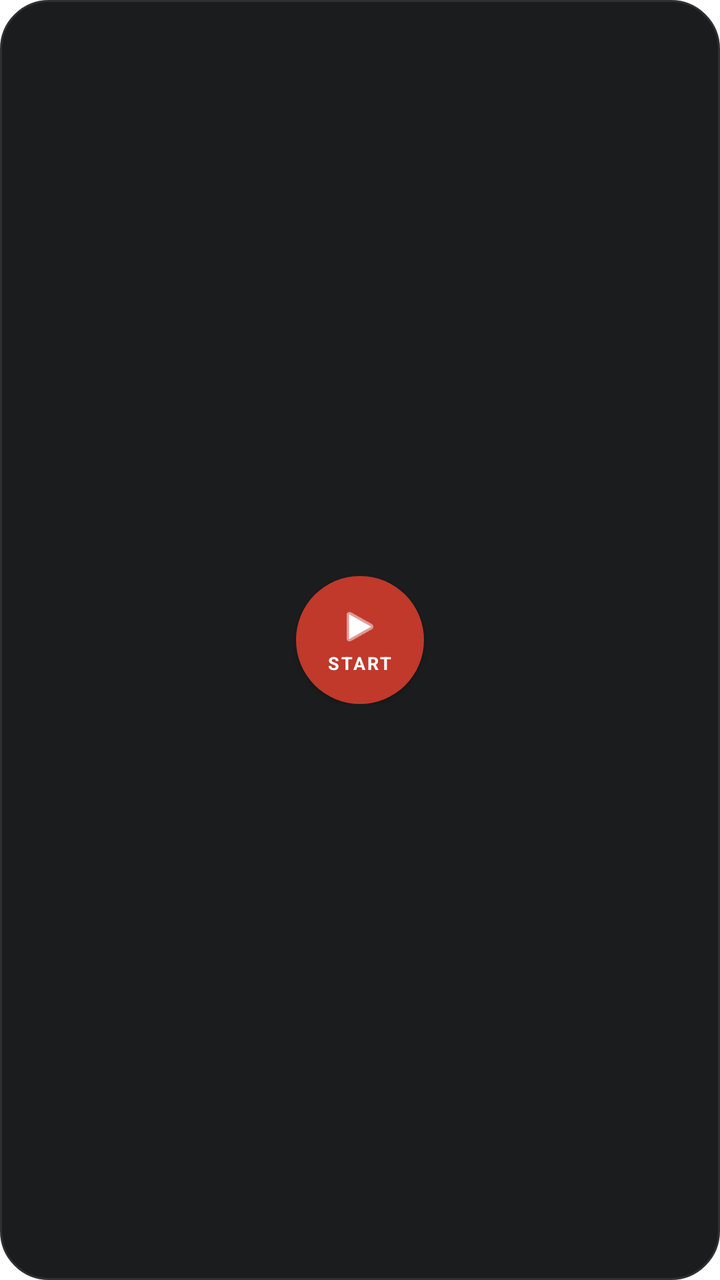
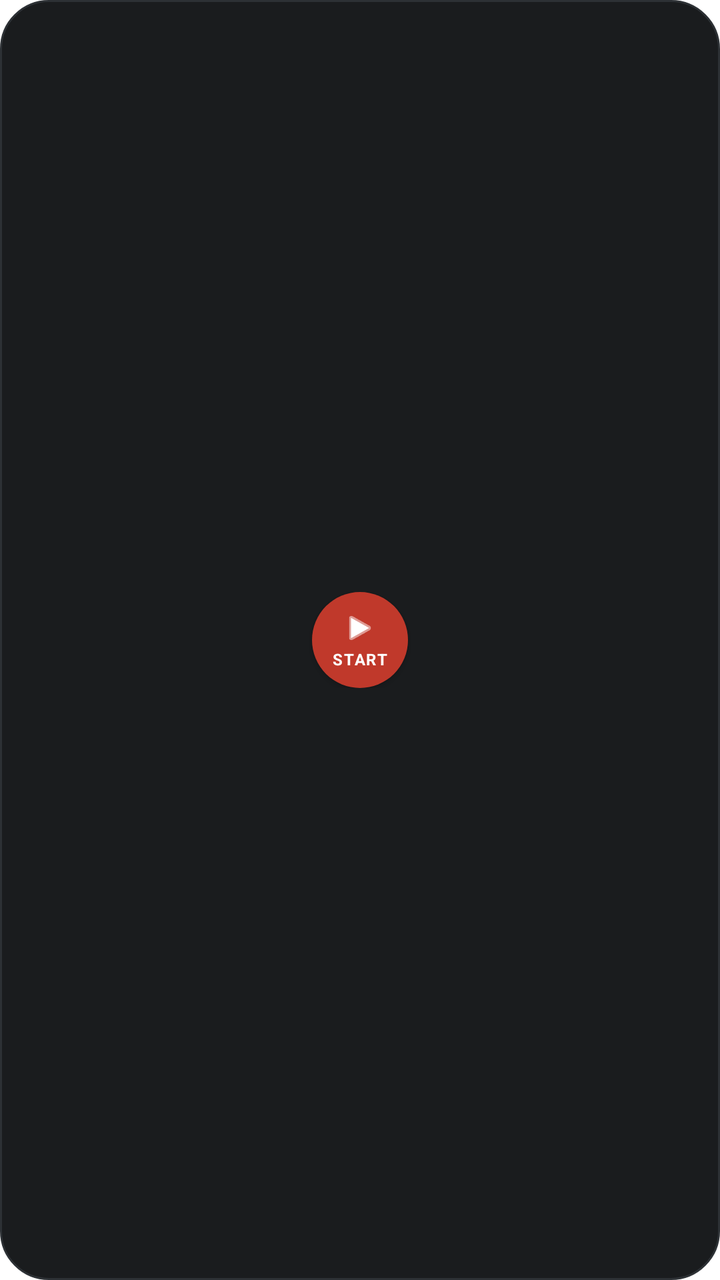

Before-and-after screenshots of an Android layout around one commit, followed by the original layout XML and the change that was made.
<!-- AndroidManifest.xml: fallback theme Theme.MaterialComponents.DayNight.NoActionBar -->
<!-- res/layout/widget_layout.xml -->
<?xml version="1.0" encoding="utf-8"?>
<LinearLayout xmlns:android="http://schemas.android.com/apk/res/android"
    android:id="@+id/widget_root"
    android:layout_width="match_parent"
    android:layout_height="match_parent"
    android:orientation="vertical"
    android:background="@drawable/widget_bg"
    android:gravity="center"
    android:padding="8dp">

    
    <LinearLayout
        android:id="@+id/widget_idle_state"
        android:layout_width="match_parent"
        android:layout_height="wrap_content"
        android:orientation="vertical"
        android:gravity="center">

        
        <FrameLayout
            android:id="@+id/btn_start_commute"
            android:layout_width="64dp"
            android:layout_height="64dp"
            android:background="@drawable/widget_btn_record"
            android:elevation="2dp">

            <LinearLayout
                android:layout_width="match_parent"
                android:layout_height="match_parent"
                android:orientation="vertical"
                android:gravity="center">

                <ImageView
                    android:layout_width="22dp"
                    android:layout_height="22dp"
                    android:src="@android:drawable/ic_media_play"
                    android:tint="#FFFFFF" />

                <TextView
                    android:layout_width="wrap_content"
                    android:layout_height="wrap_content"
                    android:text="START"
                    android:textColor="#FFFFFF"
                    android:textSize="9sp"
                    android:textStyle="bold"
                    android:letterSpacing="0.1"
                    android:layout_marginTop="1dp" />
            </LinearLayout>
        </FrameLayout>
    </LinearLayout>

    
    <LinearLayout
        android:id="@+id/widget_active_state"
        android:layout_width="match_parent"
        android:layout_height="wrap_content"
        android:orientation="vertical"
        android:gravity="center"
        android:visibility="gone">

        
        <LinearLayout
            android:layout_width="match_parent"
            android:layout_height="wrap_content"
            android:orientation="horizontal"
            android:gravity="center"
            android:layout_marginBottom="8dp">

            <LinearLayout
                android:layout_width="0dp"
                android:layout_height="wrap_content"
                android:layout_weight="1"
                android:orientation="vertical"
                android:gravity="center">
                <TextView
                    android:layout_width="wrap_content"
                    android:layout_height="wrap_content"
                    android:text="DIST"
                    android:textColor="#9A9AAA"
                    android:textSize="8sp"
                    android:textStyle="bold"
                    android:letterSpacing="0.08" />
                <TextView
                    android:id="@+id/widget_distance"
                    android:layout_width="wrap_content"
                    android:layout_height="wrap_content"
                    android:text="--"
                    android:textColor="#5EED9E"
                    android:textSize="15sp"
                    android:textStyle="bold" />
            </LinearLayout>

            <LinearLayout
                android:layout_width="0dp"
                android:layout_height="wrap_content"
                android:layout_weight="1"
                android:orientation="vertical"
                android:gravity="center">
                <TextView
                    android:layout_width="wrap_content"
                    android:layout_height="wrap_content"
                    android:text="TIME"
                    android:textColor="#9A9AAA"
                    android:textSize="8sp"
                    android:textStyle="bold"
                    android:letterSpacing="0.08" />
                <TextView
                    android:id="@+id/widget_duration"
                    android:layout_width="wrap_content"
                    android:layout_height="wrap_content"
                    android:text="--"
                    android:textColor="#8AABCF"
                    android:textSize="15sp"
                    android:textStyle="bold" />
            </LinearLayout>
        </LinearLayout>

        
        <LinearLayout
            android:layout_width="match_parent"
            android:layout_height="wrap_content"
            android:orientation="horizontal"
            android:gravity="center">

            <LinearLayout
                android:id="@+id/btn_pause_commute"
                android:layout_width="48dp"
                android:layout_height="48dp"
                android:orientation="vertical"
                android:gravity="center"
                android:background="@drawable/widget_btn_pause"
                android:layout_marginEnd="12dp"
                android:elevation="2dp">

                <ImageView
                    android:layout_width="18dp"
                    android:layout_height="18dp"
                    android:src="@android:drawable/ic_media_pause"
                    android:tint="#FFFFFF" />
            </LinearLayout>

            <LinearLayout
                android:id="@+id/btn_stop_commute"
                android:layout_width="48dp"
                android:layout_height="48dp"
                android:orientation="vertical"
                android:gravity="center"
                android:background="@drawable/widget_btn_record"
                android:elevation="2dp">

                <ImageView
                    android:layout_width="18dp"
                    android:layout_height="18dp"
                    android:src="@android:drawable/ic_media_ff"
                    android:tint="#FFFFFF" />
            </LinearLayout>

        </LinearLayout>
    </LinearLayout>
</LinearLayout>
<!-- resources referenced by this layout -->
<resources>
  <!-- drawable widget_bg (drawable) -->
  <?xml version="1.0" encoding="utf-8"?>
  <shape xmlns:android="http://schemas.android.com/apk/res/android" android:shape="rectangle">
      <solid android:color="#1A1C1E" />
      <corners android:radius="24dp" />
      <stroke android:width="1dp" android:color="#2D3135" />
  </shape>
  <!-- drawable widget_btn_pause (drawable) -->
  <?xml version="1.0" encoding="utf-8"?>
  <shape xmlns:android="http://schemas.android.com/apk/res/android" android:shape="oval">
      <solid android:color="#3A5F8F" />
  </shape>
  <!-- drawable widget_btn_record (drawable) -->
  <?xml version="1.0" encoding="utf-8"?>
  <shape xmlns:android="http://schemas.android.com/apk/res/android" android:shape="oval">
      <solid android:color="#C0392B" />
  </shape>
</resources>

<!-- the commit's change to res/layout/widget_layout.xml (unified diff, before → after) -->
@@ -6,21 +6,24 @@
     android:orientation="vertical"
     android:background="@drawable/widget_bg"
     android:gravity="center"
-    android:padding="8dp">
+    android:paddingStart="8dp"
+    android:paddingEnd="8dp"
+    android:paddingTop="1dp"
+    android:paddingBottom="1dp">
 
     
     <LinearLayout
         android:id="@+id/widget_idle_state"
         android:layout_width="match_parent"
         android:layout_height="wrap_content"
-        android:orientation="vertical"
+        android:orientation="horizontal"
         android:gravity="center">
 
         
         <FrameLayout
             android:id="@+id/btn_start_commute"
-            android:layout_width="64dp"
-            android:layout_height="64dp"
+            android:layout_width="48dp"
+            android:layout_height="48dp"
             android:background="@drawable/widget_btn_record"
             android:elevation="2dp">
 
@@ -31,8 +34,8 @@
                 android:gravity="center">
 
                 <ImageView
-                    android:layout_width="22dp"
-                    android:layout_height="22dp"
+                    android:layout_width="18dp"
+                    android:layout_height="18dp"
                     android:src="@android:drawable/ic_media_play"
                     android:tint="#FFFFFF" />
 
@@ -41,9 +44,9 @@
                     android:layout_height="wrap_content"
                     android:text="START"
                     android:textColor="#FFFFFF"
-                    android:textSize="9sp"
+                    android:textSize="8sp"
                     android:textStyle="bold"
-                    android:letterSpacing="0.1"
+                    android:letterSpacing="0.08"
                     android:layout_marginTop="1dp" />
             </LinearLayout>
         </FrameLayout>
@@ -54,17 +57,17 @@
         android:id="@+id/widget_active_state"
         android:layout_width="match_parent"
         android:layout_height="wrap_content"
-        android:orientation="vertical"
-        android:gravity="center"
+        android:orientation="horizontal"
+        android:gravity="center_vertical"
         android:visibility="gone">
 
         
         <LinearLayout
-            android:layout_width="match_parent"
+            android:layout_width="0dp"
             android:layout_height="wrap_content"
+            android:layout_weight="1"
             android:orientation="horizontal"
-            android:gravity="center"
-            android:layout_marginBottom="8dp">
+            android:gravity="center">
 
             <LinearLayout
                 android:layout_width="0dp"
@@ -79,6 +82,7 @@
                     android:textColor="#9A9AAA"
                     android:textSize="8sp"
                     android:textStyle="bold"
+                    android:maxLines="1"
                     android:letterSpacing="0.08" />
                 <TextView
                     android:id="@+id/widget_distance"
@@ -86,7 +90,8 @@
                     android:layout_height="wrap_content"
                     android:text="--"
                     android:textColor="#5EED9E"
-                    android:textSize="15sp"
+                    android:textSize="14sp"
+                    android:maxLines="1"
                     android:textStyle="bold" />
             </LinearLayout>
 
@@ -103,6 +108,7 @@
                     android:textColor="#9A9AAA"
                     android:textSize="8sp"
                     android:textStyle="bold"
+                    android:maxLines="1"
                     android:letterSpacing="0.08" />
                 <TextView
                     android:id="@+id/widget_duration"
@@ -110,51 +116,45 @@
                     android:layout_height="wrap_content"
                     android:text="--"
                     android:textColor="#8AABCF"
-                    android:textSize="15sp"
+                    android:textSize="14sp"
+                    android:maxLines="1"
                     android:textStyle="bold" />
             </LinearLayout>
         </LinearLayout>
 
         
         <LinearLayout
-            android:layout_width="match_parent"
-            android:layout_height="wrap_content"
-            android:orientation="horizontal"
-            android:gravity="center">
+            android:id="@+id/btn_pause_commute"
+            android:layout_width="48dp"
+            android:layout_height="48dp"
+            android:orientation="vertical"
+            android:gravity="center"
+            android:background="@drawable/widget_btn_pause"
+            android:layout_marginStart="6dp"
+            android:elevation="2dp">
 
-            <LinearLayout
-                android:id="@+id/btn_pause_commute"
-                android:layout_width="48dp"
-                android:layout_height="48dp"
-                android:orientation="vertical"
-                android:gravity="center"
-                android:background="@drawable/widget_btn_pause"
-                android:layout_marginEnd="12dp"
-                android:elevation="2dp">
+            <ImageView
+                android:layout_width="18dp"
+                android:layout_height="18dp"
+                android:src="@android:drawable/ic_media_pause"
+                android:tint="#FFFFFF" />
+        </LinearLayout>
 
-                <ImageView
-                    android:layout_width="18dp"
-                    android:layout_height="18dp"
-                    android:src="@android:drawable/ic_media_pause"
-                    android:tint="#FFFFFF" />
-            </LinearLayout>
+        <LinearLayout
+            android:id="@+id/btn_stop_commute"
+            android:layout_width="48dp"
+            android:layout_height="48dp"
+            android:orientation="vertical"
+            android:gravity="center"
+            android:background="@drawable/widget_btn_stop"
+            android:layout_marginStart="6dp"
+            android:elevation="2dp">
 
-            <LinearLayout
-                android:id="@+id/btn_stop_commute"
-                android:layout_width="48dp"
-                android:layout_height="48dp"
-                android:orientation="vertical"
-                android:gravity="center"
-                android:background="@drawable/widget_btn_record"
-                android:elevation="2dp">
-
-                <ImageView
-                    android:layout_width="18dp"
-                    android:layout_height="18dp"
-                    android:src="@android:drawable/ic_media_ff"
-                    android:tint="#FFFFFF" />
-            </LinearLayout>
-
+            <ImageView
+                android:layout_width="18dp"
+                android:layout_height="18dp"
+                android:src="@drawable/ic_widget_stop"
+                android:tint="#FFFFFF" />
         </LinearLayout>
     </LinearLayout>
 </LinearLayout>
<!-- resource entries referenced after the edit -->
@@ -1,5 +1,17 @@
 <!-- resources referenced by this layout -->
 <resources>
+  <!-- drawable ic_widget_stop (drawable) -->
+  <?xml version="1.0" encoding="utf-8"?>
+  <vector xmlns:android="http://schemas.android.com/apk/res/android"
+      android:width="24dp"
+      android:height="24dp"
+      android:viewportWidth="24"
+      android:viewportHeight="24"
+      android:tint="#FFFFFF">
+      <path
+          android:fillColor="#FFFFFF"
+          android:pathData="M7,7 L17,7 A1.5,1.5 0 0,1 18.5,8.5 L18.5,15.5 A1.5,1.5 0 0,1 17,17 L7,17 A1.5,1.5 0 0,1 5.5,15.5 L5.5,8.5 A1.5,1.5 0 0,1 7,7 Z" />
+  </vector>
   <!-- drawable widget_bg (drawable) -->
   <?xml version="1.0" encoding="utf-8"?>
   <shape xmlns:android="http://schemas.android.com/apk/res/android" android:shape="rectangle">
@@ -17,5 +29,10 @@
   <shape xmlns:android="http://schemas.android.com/apk/res/android" android:shape="oval">
       <solid android:color="#C0392B" />
   </shape>
+  <!-- drawable widget_btn_stop (drawable) -->
+  <?xml version="1.0" encoding="utf-8"?>
+  <shape xmlns:android="http://schemas.android.com/apk/res/android" android:shape="oval">
+      <solid android:color="#8E2A20" />
+  </shape>
 </resources>
 
